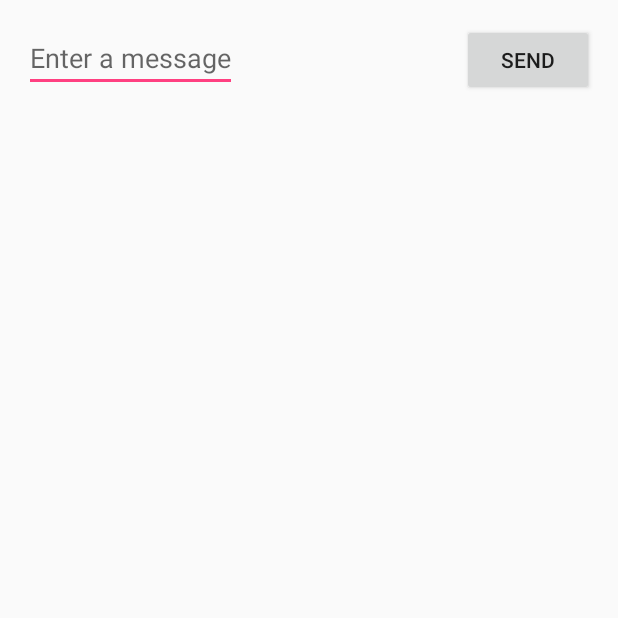
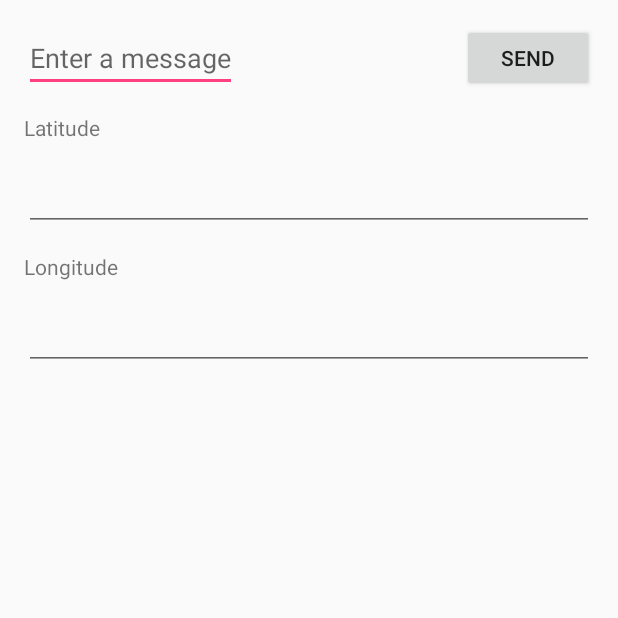
Before and after one commit to H-Huang/Whats-Happening, an Android app: the InputActivity screen opened directly, with no data from a screen before it, on a phone screen of 412 x 824 dp, the top half of it. Run offline under Robolectric (Android 15) with nearby library versions, the phone set to English and light mode, and no system bars.

Commit message:
prefilled values for the input activity

```diff
--- a/app/src/main/java/csm117/whatshappening/InputActivity.java
+++ b/app/src/main/java/csm117/whatshappening/InputActivity.java
@@ -12,6 +12,14 @@ public class InputActivity extends AppCompatActivity {
     protected void onCreate(Bundle savedInstanceState) {
         super.onCreate(savedInstanceState);
         setContentView(R.layout.activity_input);
+
+        Intent getLocation = getIntent();
+        String stringLat = getLocation.getStringExtra("paramLat");
+        String stringLong = getLocation.getStringExtra("paramLong");
+        EditText replacelatValue = (EditText) findViewById(R.id.latValue);
+        replacelatValue.setText(stringLat);
+        EditText replacelongValue = (EditText) findViewById(R.id.longValue);
+        replacelongValue.setText(stringLong);
     }
 
     public final static String EXTRA_MESSAGE = "hello";
--- a/app/src/main/java/csm117/whatshappening/MapsActivity.java
+++ b/app/src/main/java/csm117/whatshappening/MapsActivity.java
@@ -30,6 +30,8 @@ import com.google.android.gms.maps.model.MarkerOptions;
 public class MapsActivity extends FragmentActivity implements LocationListener {
 
     GoogleMap googleMap;
+    double latitude;
+    double longitude;
 
     @Override
     protected void onCreate(Bundle savedInstanceState) {
@@ -66,6 +68,8 @@ public class MapsActivity extends FragmentActivity implements LocationListener {
         floatingAdd.setOnClickListener(new View.OnClickListener() {
             public void onClick(View v) {
                 Intent inputWindow = new Intent(getApplicationContext(), InputActivity.class);
+                inputWindow.putExtra("paramLat", "" + latitude);
+                inputWindow.putExtra("paramLong", "" + longitude);
                 startActivity(inputWindow);
             }
         });
@@ -90,14 +94,15 @@ public class MapsActivity extends FragmentActivity implements LocationListener {
     @Override
     public void onLocationChanged(Location location) {
         TextView locationTv = (TextView) findViewById(R.id.latlongLocation);
-        double latitude = location.getLatitude();
-        double longitude = location.getLongitude();
+        latitude = location.getLatitude();
+        longitude = location.getLongitude();
         LatLng latLng = new LatLng(latitude, longitude);
         googleMap.addMarker(new MarkerOptions().position(latLng));
         googleMap.moveCamera(CameraUpdateFactory.newLatLng(latLng));
         googleMap.animateCamera(CameraUpdateFactory.zoomTo(15));
         locationTv.setText("Latitude:" + latitude + ", Longitude:" + longitude);
     }
+
 
     @Override
     public void onProviderDisabled(String provider) {
--- a/app/src/main/res/layout/activity_input.xml
+++ b/app/src/main/res/layout/activity_input.xml
@@ -12,6 +12,8 @@
     <EditText android:id="@+id/edit_message"
         android:layout_width="wrap_content"
         android:layout_height="wrap_content"
+        android:layout_marginBottom="14dp"
+        android:inputType="text"
         android:hint="@string/edit_message" />
 
     <Button
@@ -19,6 +21,44 @@
         android:layout_height="wrap_content"
         android:layout_alignParentRight="true"
         android:text="@string/button_send"
-        android:onClick="sendMessage"/>
+        android:onClick="sendMessage"
+        android:layout_alignBottom="@+id/edit_message" />
+
+    <TextView android:id="@+id/latText"
+        android:layout_width="wrap_content"
+        android:layout_height="wrap_content"
+        android:text="@string/latText"
+        android:layout_alignParentLeft="true"
+        android:layout_alignParentStart="true"
+        android:layout_below="@+id/edit_message" />
+
+    <EditText android:id="@+id/latValue"
+        android:layout_width="match_parent"
+        android:layout_height="wrap_content"
+        android:layout_marginTop="14dp"
+        android:layout_below="@+id/latText"
+        android:layout_alignParentLeft="true"
+        android:layout_alignParentStart="true"
+        android:inputType="number"
+        android:text="@string/fakelatValue"/>
+
+    <TextView android:id="@+id/longText"
+        android:layout_width="wrap_content"
+        android:layout_height="wrap_content"
+        android:text="@string/longText"
+        android:layout_marginTop="14dp"
+        android:layout_below="@+id/latValue"
+        android:layout_alignParentLeft="true"
+        android:layout_alignParentStart="true" />
+
+    <EditText android:id="@+id/longValue"
+        android:layout_width="match_parent"
+        android:layout_height="wrap_content"
+        android:layout_marginTop="14dp"
+        android:layout_below="@+id/longText"
+        android:layout_alignParentLeft="true"
+        android:layout_alignParentStart="true"
+        android:inputType="number"
+        android:text="@string/fakelongValue"/>
 
 </RelativeLayout>
--- a/app/src/main/res/layout/activity_maps.xml
+++ b/app/src/main/res/layout/activity_maps.xml
@@ -40,7 +40,7 @@
         android:background="#ff058fff"
         android:paddingTop="5dp"
         android:paddingBottom="5dp"
-        android:textColor="#ffffffff"
+        android:textColor="#ffffff"
         android:paddingLeft="5dp"
         android:paddingRight="5dp" />
 
@@ -49,19 +49,20 @@
         android:layout_below="@id/latlongLocation"
         android:layout_width="fill_parent"
         android:layout_height="wrap_content"
+        android:gravity="top"
         android:paddingTop="5dp"
         android:paddingBottom="5dp"
-        android:textColor="#ffffffff"
+        android:textColor="#000000"
         android:paddingLeft="5dp"
         android:paddingRight="5dp" />
-        />
+
     <fragment
         android:id="@+id/map"
         android:name="com.google.android.gms.maps.SupportMapFragment"
         android:layout_width="match_parent"
         android:layout_height="match_parent"
         tools:context="csm117.whatshappening.MapsActivity"
-        android:layout_below="@+id/latlongLocation"
+        android:layout_below="@+id/viewMessage"
         android:layout_alignParentLeft="true"
         android:layout_alignParentStart="true" />
 
--- a/app/src/main/res/values/strings.xml
+++ b/app/src/main/res/values/strings.xml
@@ -5,4 +5,9 @@
     <string name="get_location_notes">http://192.168.11.11/locationnotes/</string>
     <string name="edit_message">Enter a message</string>
     <string name="button_send">Send</string>
+
+    <string name="latText">Latitude</string>
+    <string name="longText">Longitude</string>
+    <string name="fakelatValue">9</string>
+    <string name="fakelongValue">8</string>
 </resources>
```
